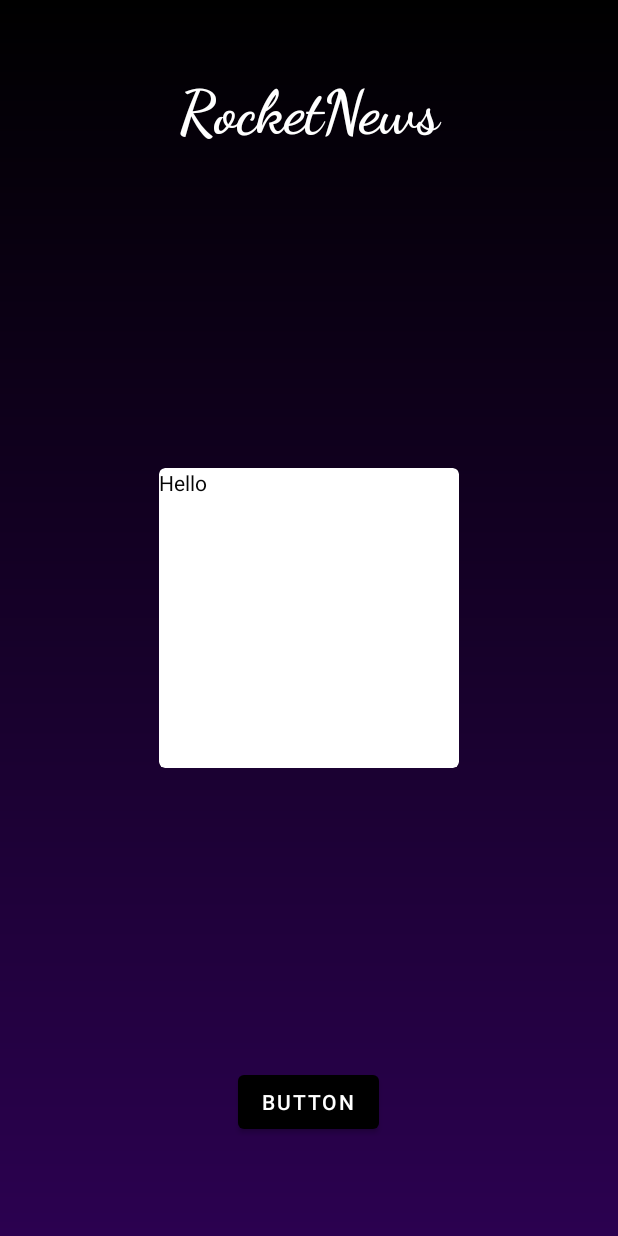
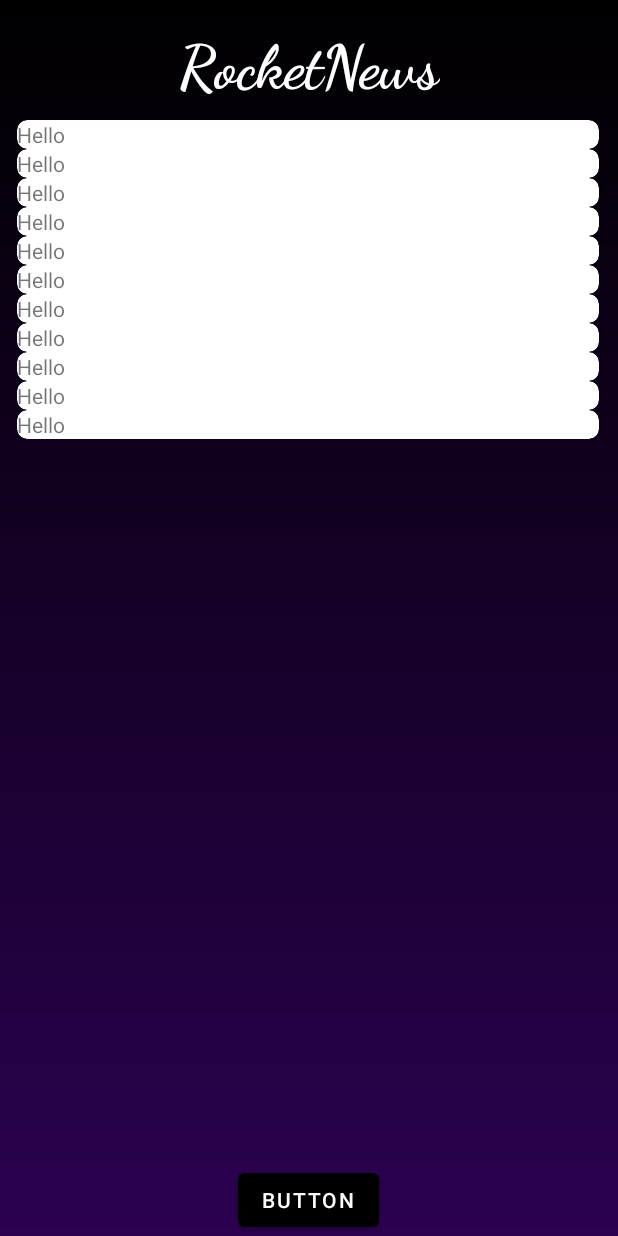
Before and after one commit to NandaNxD/NewsX, an Android app: the MainActivity screen opened directly, with no data from a screen before it, on a phone screen of 412 x 824 dp. Run offline under Robolectric (Android 15) with nearby library versions, the phone set to English and light mode, and no system bars; Roboto replaces fonts that are not available here.

Commit message:
Add CardView

```diff
--- /dev/null
+++ b/app/src/main/java/com/furrycatxd/RocketNews/ArrayAdapter.java
@@ -0,0 +1,5 @@
+package com.furrycatxd.RocketNews;
+
+public class ArrayAdapter {
+
+}
--- a/app/src/main/java/com/furrycatxd/RocketNews/MainActivity.java
+++ b/app/src/main/java/com/furrycatxd/RocketNews/MainActivity.java
@@ -2,19 +2,25 @@ package com.furrycatxd.RocketNews;
 
 import androidx.appcompat.app.AppCompatActivity;
 import androidx.cardview.widget.CardView;
-
 import android.content.Context;
 import android.content.Intent;
 import android.graphics.Color;
+import android.util.TypedValue;
+import android.widget.LinearLayout.LayoutParams;
 import android.graphics.drawable.ColorDrawable;
 import android.graphics.drawable.Drawable;
 import android.os.Bundle;
+import android.view.ContextThemeWrapper;
 import android.view.HapticFeedbackConstants;
 import android.view.View;
 import android.widget.AdapterView;
 import android.widget.LinearLayout;
 import android.widget.ListView;
+import android.widget.TextView;
+
 import com.google.android.material.snackbar.Snackbar;
+
+import org.w3c.dom.Text;
 
 public class MainActivity extends AppCompatActivity {
     String api_key="115e4b65479f43f29bbdb75f1d9047c0";
@@ -79,8 +85,20 @@ public class MainActivity extends AppCompatActivity {
         setTheme(R.style.mainActivityTheme);
         setContentView(R.layout.activity_main);
         content=findViewById(android.R.id.content);
-        cardView=findViewById(R.id.cardView);
-        cardView.setCardBackgroundColor(Color.WHITE);
+        linearLayout=findViewById(R.id.linearLayout);
+
+        CardView card = new CardView(getApplicationContext()); // Set the CardView layoutParams
+        LayoutParams params = new LayoutParams(LayoutParams.WRAP_CONTENT, LayoutParams.WRAP_CONTENT);
+        linearLayout.setDividerPadding(20);
+        for(int i=0;i<=10;i++){
+            CardView cardView=new CardView(this);
+            TextView textView=new TextView(this);
+            cardView.setRadius(10F);
+            textView.setText("Hello");
+            cardView.addView(textView);
+            linearLayout.addView(cardView);
+        }
+
 
 
     }
--- a/app/src/main/res/layout/activity_main.xml
+++ b/app/src/main/res/layout/activity_main.xml
@@ -4,23 +4,37 @@
     xmlns:tools="http://schemas.android.com/tools"
     android:layout_width="match_parent"
     android:layout_height="match_parent"
-    tools:context=".MainActivity"
-    android:background="@drawable/gradient">
+    android:background="@drawable/gradient"
+    tools:context=".MainActivity">
 
     <TextView
         android:id="@+id/textView"
-        android:layout_width="match_parent"
-        android:layout_height="wrap_content"
+        android:layout_width="wrap_content"
+        android:layout_height="70dp"
         android:fontFamily="cursive"
         android:gravity="center"
-        android:paddingTop="50dp"
+        android:paddingTop="20dp"
         android:text="@string/app_name"
         android:textColor="#FFFFFF"
         android:textSize="40sp"
         android:textStyle="bold"
         app:layout_constraintBottom_toBottomOf="parent"
         app:layout_constraintEnd_toEndOf="parent"
-        app:layout_constraintHorizontal_bias="0.0"
+        app:layout_constraintStart_toStartOf="parent"
+        app:layout_constraintTop_toTopOf="parent"
+        app:layout_constraintVertical_bias="0.0" />
+
+    <LinearLayout
+        android:id="@+id/linearLayout"
+        android:layout_width="408dp"
+        android:layout_height="match_parent"
+        android:layout_marginTop="70dp"
+        android:divider="@drawable/gradient"
+        android:orientation="vertical"
+        android:padding="10dp"
+        app:layout_constraintBottom_toBottomOf="@+id/selectGenre"
+        app:layout_constraintEnd_toEndOf="parent"
+        app:layout_constraintHorizontal_bias="0.333"
         app:layout_constraintStart_toStartOf="parent"
         app:layout_constraintTop_toTopOf="parent"
         app:layout_constraintVertical_bias="0.0" />
@@ -37,31 +51,6 @@
         app:layout_constraintHorizontal_bias="0.498"
         app:layout_constraintStart_toStartOf="parent"
         app:layout_constraintTop_toTopOf="@+id/textView"
-        app:layout_constraintVertical_bias="0.916" />
-
-    <LinearLayout
-        android:layout_width="wrap_content"
-        android:layout_height="wrap_content"
-        app:layout_constraintBottom_toBottomOf="parent"
-        app:layout_constraintTop_toTopOf="parent"
-        app:layout_constraintEnd_toEndOf="parent"
-        app:layout_constraintStart_toStartOf="parent">
-    <androidx.cardview.widget.CardView
-        android:id="@+id/cardView"
-        android:layout_width="200dp"
-        android:layout_height="200dp"
-        app:cardCornerRadius="4dp"
-        app:layout_constraintBottom_toTopOf="@+id/selectGenre"
-        app:layout_constraintEnd_toEndOf="parent"
-        app:layout_constraintStart_toStartOf="parent"
-        app:layout_constraintTop_toBottomOf="@+id/textView">
-        <TextView
-            android:id="@+id/info_text"
-            android:layout_width="match_parent"
-            android:layout_height="match_parent"
-            android:text="Hello"
-            android:textColor="#050505"/>
-    </androidx.cardview.widget.CardView>
-    </LinearLayout>
+        app:layout_constraintVertical_bias="1.0" />
 
 </androidx.constraintlayout.widget.ConstraintLayout>
--- a/app/src/main/res/values/themes.xml
+++ b/app/src/main/res/values/themes.xml
@@ -32,4 +32,5 @@
         <item name="android:statusBarColor" tools:targetApi="l">?attr/colorPrimaryVariant</item>
         <!-- Customize your theme here. -->
     </style>
+
 </resources>
```
Also changed, not shown: app/src/main/res/layout/activity_web.xml (+23 -7 lines), app/src/main/res/layout/cardx.xml (added, +30 -0 lines), 1 other file.
